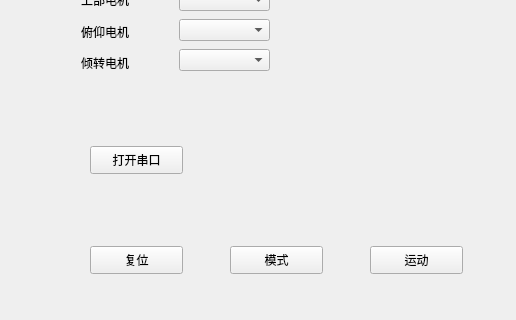
Above: mywidget.ui from buaakael/flapping-wing-experimental-platform before the change; both pictures show x 0 to 516 and y 84 to 404 of the 653 by 485 pixel window. Below: the same form after it.
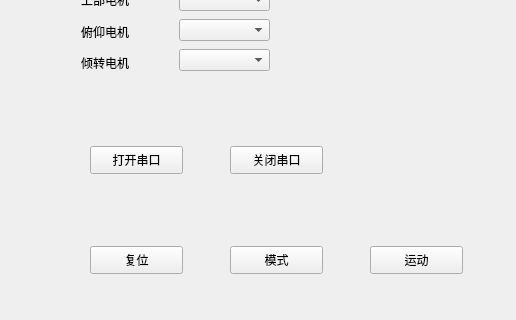
That is the form after the change.

Commit message: 加了个关闭串口的按钮

Patch:
```diff
--- a/mywidget.ui
+++ b/mywidget.ui
@@ -65,7 +65,7 @@
     <string>运动</string>
    </property>
   </widget>
-  <widget class="QWidget" name="">
+  <widget class="QWidget" name="layoutWidget">
    <property name="geometry">
     <rect>
      <x>70</x>
@@ -115,6 +115,19 @@
     </item>
    </layout>
   </widget>
+  <widget class="QPushButton" name="closeSerialPort">
+   <property name="geometry">
+    <rect>
+     <x>230</x>
+     <y>230</y>
+     <width>93</width>
+     <height>28</height>
+    </rect>
+   </property>
+   <property name="text">
+    <string>关闭串口</string>
+   </property>
+  </widget>
  </widget>
  <layoutdefault spacing="6" margin="11"/>
  <resources/>
```
The commit also changes 3 other files.
